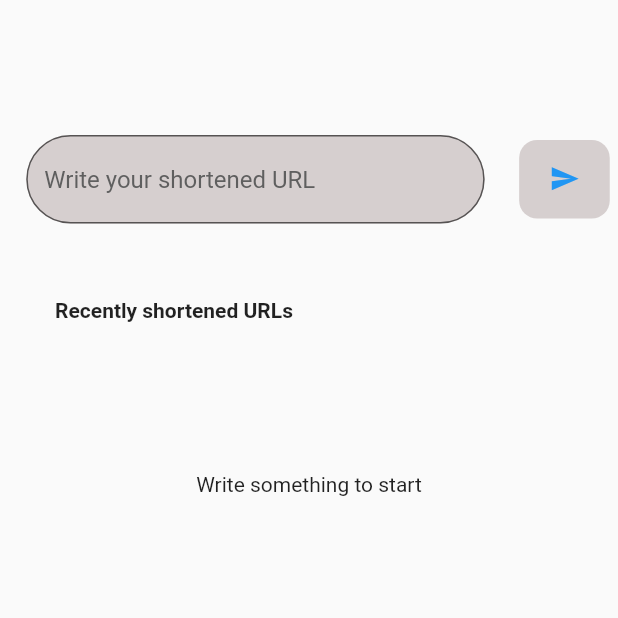
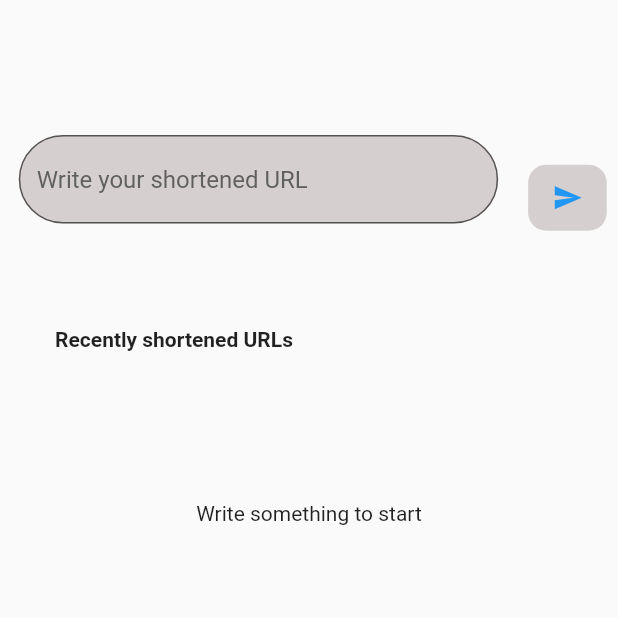
Before and after one commit to robertocsd/challenge, a Flutter app: the screen it shows after launch, on a phone screen of 412 x 824 dp, the top half of it. Run offline on Flutter 3.47's test engine with Material 2 defaults, Android fonts, the light colour scheme and no system bars; our stand-ins replace bloc, dio, equatable, flutter_bloc.

Commit message:
Ready to Widget Testing

```diff
--- a/lib/app/pages/home/home.dart
+++ b/lib/app/pages/home/home.dart
@@ -1,8 +1,11 @@
+import 'dart:io';
+
 import 'package:flutter/cupertino.dart';
 import 'package:flutter/material.dart';
 import 'package:flutter_bloc/flutter_bloc.dart';
 import 'package:to_study/app/pages/home/bloc/home_bloc.dart';
-import 'package:to_study/app/pages/home/widgets/send_button.dart';
+import 'package:to_study/app/pages/home/widgets/buttons/send_button.dart';
+import 'package:to_study/app/pages/home/widgets/inputs/input_home.dart';
 import 'package:to_study/app/utils/texts.dart';
 
 class HomePage extends StatefulWidget {
@@ -29,42 +32,33 @@ class _HomePageState extends State<HomePage> {
                     mainAxisAlignment: MainAxisAlignment.spaceAround,
                     children: [
                       Container(
-                      padding: const EdgeInsets.symmetric(horizontal: 12),
+                        padding: const EdgeInsets.symmetric(horizontal: 5),
                         width: width * 0.8,
-                      child: TextField(
-                        onChanged: (data) {
+                        height: height * 0.15,
+                        child:InputHome(onWrite: (data){
                           blocHome.add(OnGettingShortURL(data));
                         },
-                        decoration: InputDecoration(
-                          errorText: state is ErrorInputURLState
+                        hintText: texts.writeYourURL,
+                        onError: state is ErrorInputURLState
                                 ? texts.notAValidUrl
                                 : null,
-                          border: OutlineInputBorder(
-                            borderRadius: BorderRadius.circular(50.0),
-                          ),
-                          filled: true,
-                          hintStyle: const TextStyle(
-                              color: Color.fromARGB(255, 95, 95, 95)),
-                          hintText: texts.writeYourURL,
-                          fillColor: const Color.fromARGB(255, 214, 207, 207),
-                        ),
-                      ),
+                              )
                       ),
                       state is LoadingState
-                        ? Container(
-                            padding: const EdgeInsets.symmetric(
-                              horizontal: 10,
-                            ),
+                          ?  Padding(
+                              padding: Platform.isAndroid ? const EdgeInsets.only(bottom: 30, left: 5, right: 30) : const EdgeInsets.only(bottom: 50, left: 5, right: 30),
                               child: const CupertinoActivityIndicator())
-                        : SendButton(
+                          : Padding(
+                            padding: !Platform.isAndroid ? const EdgeInsets.only(bottom:70) : const EdgeInsets.only(bottom:40),
+                            child: SendButton(
                                 onPress: () {
                                   blocHome.add(OnGetShortURLEvent());
-                            },
+                                }, ),
                           ),
                     ],
                   ),
-                Container(
-                  padding: const EdgeInsets.only(right: 180, top: 50),
+             Padding(
+                  padding: const EdgeInsets.only(right: 180, top: 5),
                   child: Text(
                     texts.recentlyShorted,
                     style: const TextStyle(
@@ -78,7 +72,7 @@ class _HomePageState extends State<HomePage> {
                             padding: const EdgeInsets.symmetric(vertical: 100),
                             child: Text(texts.writeSomethingtoStart))
                         : SizedBox(
-                            height: height * 0.65,
+                            height: height * 0.6,
                             width: double.infinity,
                             child: ListView.builder(
                               shrinkWrap: true,
--- a/lib/app/pages/home/widgets/send_button.dart
+++ b/lib/app/pages/home/widgets/buttons/send_button.dart
@@ -9,6 +9,8 @@ class SendButton extends StatelessWidget {
   @override
   Widget build(BuildContext context) {
     return CupertinoButton(
+      padding: const EdgeInsets.symmetric(horizontal: 16.0,),
+      key: const Key('Button'),
       color: const Color.fromARGB(255, 214, 207, 207),
       child: const Icon(Icons.send),
       onPressed: () {
--- /dev/null
+++ b/lib/app/pages/home/widgets/inputs/input_home.dart
@@ -0,0 +1,30 @@
+import 'package:flutter/material.dart';
+
+class InputHome extends StatelessWidget {
+  final Function(String) onWrite;
+  final String? onError;
+  final String? hintText;
+  const InputHome(
+      {Key? key, required this.onWrite, this.onError, this.hintText})
+      : super(key: key);
+
+  @override
+  Widget build(BuildContext context) {
+    return TextField(
+      key: const Key('Input'),
+      onChanged: (data) {
+        onWrite(data);
+      },
+      decoration: InputDecoration(
+        errorText: onError,
+        border: OutlineInputBorder(
+          borderRadius: BorderRadius.circular(50.0),
+        ),
+        filled: true,
+        hintStyle: const TextStyle(color: Color.fromARGB(255, 95, 95, 95)),
+        hintText: hintText,
+        fillColor: const Color.fromARGB(255, 214, 207, 207),
+      ),
+    );
+  }
+}
```
Also changed, not shown: 3 other files. Lines whose indentation alone changed are shown as unchanged.
